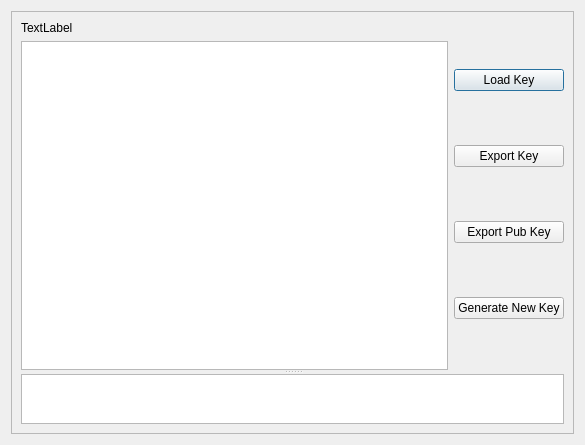
Before: the Qt Designer form inshtant_meshenger/inshtant_meshenger_gui/PGP.ui in k3an3/InshtantMeshenger, drawn with Qt 5.
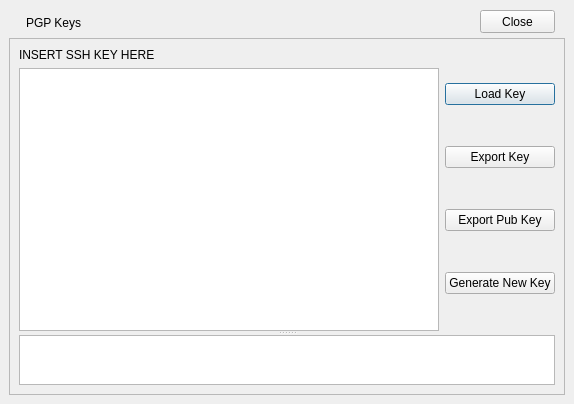
After: the same form once the commit is applied.

```diff
--- a/inshtant_meshenger/inshtant_meshenger_gui/PGP.ui
+++ b/inshtant_meshenger/inshtant_meshenger_gui/PGP.ui
@@ -6,16 +6,22 @@
    <rect>
     <x>0</x>
     <y>0</y>
-    <width>585</width>
-    <height>445</height>
+    <width>574</width>
+    <height>404</height>
    </rect>
   </property>
   <property name="windowTitle">
    <string>Dialog</string>
   </property>
-  <layout class="QHBoxLayout" name="horizontalLayout_3">
-   <item>
     <widget class="QFrame" name="frame">
+   <property name="geometry">
+    <rect>
+     <x>9</x>
+     <y>38</y>
+     <width>556</width>
+     <height>357</height>
+    </rect>
+   </property>
      <property name="frameShape">
       <enum>QFrame::StyledPanel</enum>
      </property>
@@ -28,14 +34,14 @@
         <property name="orientation">
          <enum>Qt::Vertical</enum>
         </property>
-        <widget class="QWidget" name="">
+      <widget class="QWidget" name="layoutWidget">
          <layout class="QHBoxLayout" name="horizontalLayout">
           <item>
            <layout class="QVBoxLayout" name="verticalLayout_2">
             <item>
              <widget class="QLabel" name="label">
               <property name="text">
-               <string>TextLabel</string>
+             <string>INSERT SSH KEY HERE </string>
               </property>
              </widget>
             </item>
@@ -90,18 +96,32 @@
       </item>
      </layout>
     </widget>
-   </item>
-  </layout>
-  <zorder>pushButton</zorder>
-  <zorder>pushButton_2</zorder>
-  <zorder>pushButton_3</zorder>
-  <zorder>textBrowser</zorder>
-  <zorder>textEdit</zorder>
-  <zorder></zorder>
-  <zorder>textEdit</zorder>
-  <zorder>label</zorder>
-  <zorder></zorder>
-  <zorder>frame</zorder>
+  <widget class="QPushButton" name="pushButton_5">
+   <property name="geometry">
+    <rect>
+     <x>480</x>
+     <y>10</y>
+     <width>75</width>
+     <height>23</height>
+    </rect>
+   </property>
+   <property name="text">
+    <string>Close</string>
+   </property>
+  </widget>
+  <widget class="QLabel" name="label_2">
+   <property name="geometry">
+    <rect>
+     <x>26</x>
+     <y>12</y>
+     <width>401</width>
+     <height>21</height>
+    </rect>
+   </property>
+   <property name="text">
+    <string>PGP Keys</string>
+   </property>
+  </widget>
  </widget>
  <resources/>
  <connections/>
```
Lines whose indentation alone changed are shown as unchanged.
